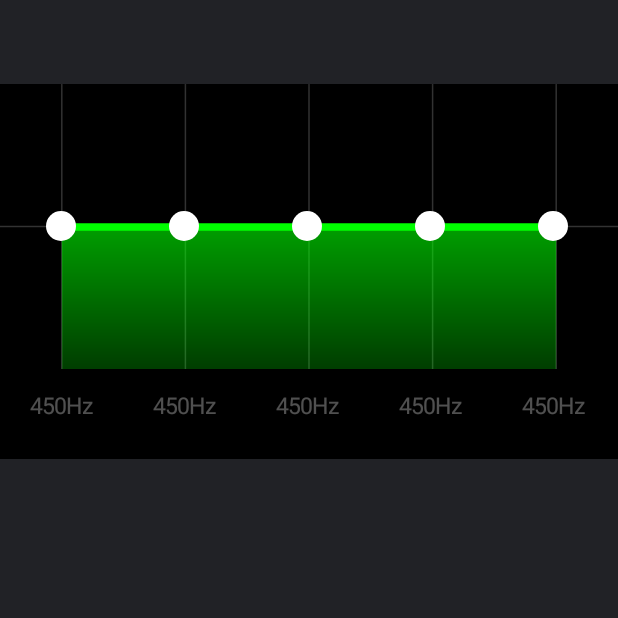
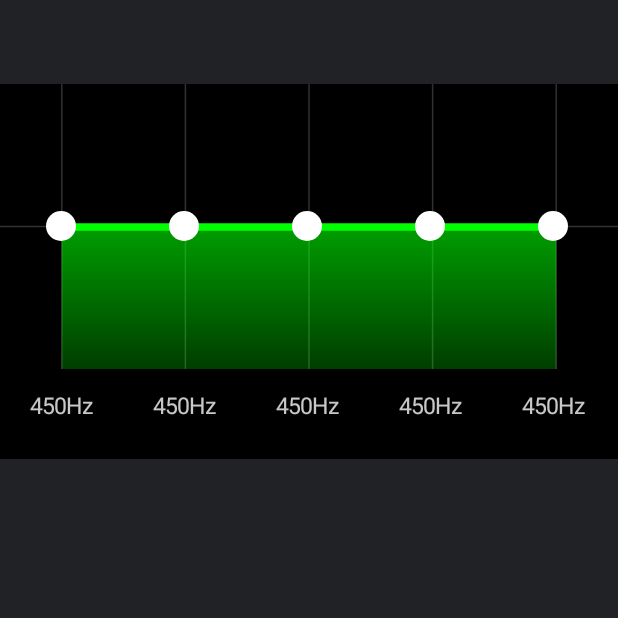
Before and after one commit to kheldiente/equalizer, an Android app: the screen it shows after launch (MainActivity), on a phone screen of 412 x 824 dp, the top half of it. Run offline under Robolectric (Android 15) with nearby library versions, the light colour scheme and no system bars.

Commit message:
Center band name

```diff
--- a/app/src/main/java/midien/kheldiente/equalizer/view/EqualizerView.kt
+++ b/app/src/main/java/midien/kheldiente/equalizer/view/EqualizerView.kt
@@ -238,8 +238,9 @@ class EqualizerView @JvmOverloads constructor(
 
             // Init paint
             textPaint.color = Color.WHITE
-            textPaint.alpha = 80
+            textPaint.alpha = 200
             textPaint.textSize = PixelUtil.dpToPx(context, 15f)
+            textPaint.textAlign = Paint.Align.CENTER
             drawBandNames()
         }
 
@@ -252,7 +253,7 @@ class EqualizerView @JvmOverloads constructor(
 
             val size = 5
             val distW = width / size // 6 for now
-            var centerX = (distW / 2) / 2
+            var centerX = (distW / 2)
             for(i in 1..size) {
                 canvas?.drawText("450Hz", centerX.toFloat(), (height / 2).toFloat(), textPaint)
                 centerX += distW
```
